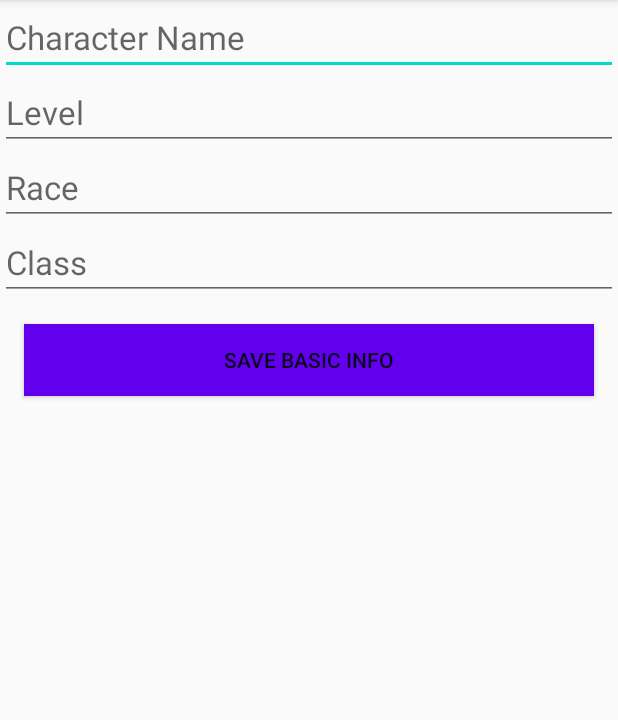
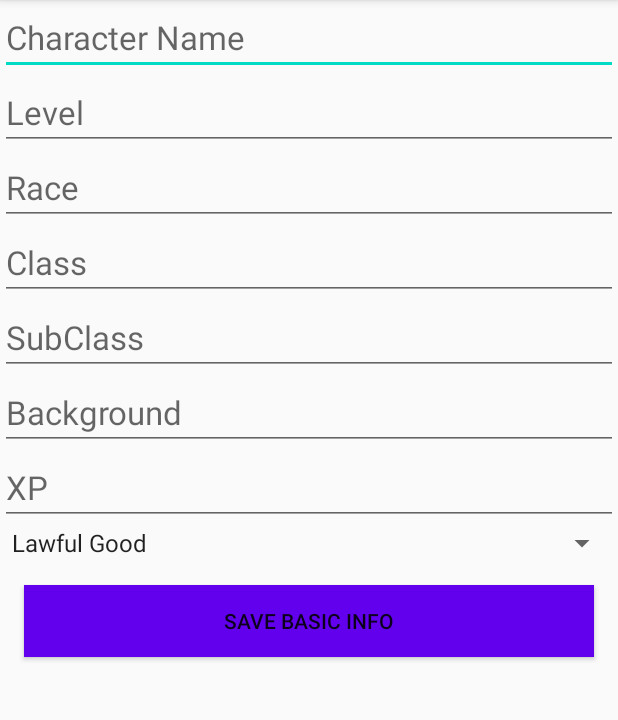
Before and after one commit to austinread/rolladex-android, an Android app: the EditBasicInfoActivity screen opened directly, with no data from a screen before it, on a phone screen of 412 x 824 dp, the part 84-804 px from its top. Run offline under Robolectric (Android 15) with nearby library versions, the phone set to English and light mode, and no system bars.

Commit message:
subclass, background, xp, and alignment fields

```diff
--- a/app/src/main/java/io/github/austinread/rolladex/activities/EditBasicInfoActivity.kt
+++ b/app/src/main/java/io/github/austinread/rolladex/activities/EditBasicInfoActivity.kt
@@ -4,10 +4,7 @@ import android.app.Activity
 import android.content.Intent
 import androidx.appcompat.app.AppCompatActivity
 import android.os.Bundle
-import android.widget.ArrayAdapter
-import android.widget.AutoCompleteTextView
-import android.widget.Button
-import android.widget.EditText
+import android.widget.*
 import io.github.austinread.rolladex.R
 import io.github.austinread.rolladex.entities.CharacterSheet
 import io.github.austinread.rolladex.fragments.BasicInfoFragment
@@ -36,6 +33,17 @@ class EditBasicInfoActivity : AppCompatActivity() {
         autoCompleteCharacterClass.threshold = 1
         autoCompleteCharacterClass.setAdapter(classArrayAdapter)
 
+        val alignmentSpinner = findViewById<Spinner>(R.id.cs_spinner_alignment)
+        val alignmentAdapter = ArrayAdapter.createFromResource(this, R.array.alignment_array, android.R.layout.simple_spinner_item)
+            .also {
+                    adapter -> adapter.setDropDownViewResource(android.R.layout.simple_spinner_dropdown_item)
+                    alignmentSpinner.adapter = adapter
+            }
+
+        val editCharacterSubclass = findViewById<EditText>(R.id.cs_et_characterSubClass)
+        val editCharacterBackground = findViewById<EditText>(R.id.cs_et_characterBackground)
+        val editCharacterXP = findViewById<EditText>(R.id.cs_et_characterXP)
+
         intent.getBundleExtra(BasicInfoFragment.EXTRA_EDIT_CHARACTER_BUNDLE_BI)?.let {
             cs = it.getParcelable<CharacterSheet>(BasicInfoFragment.EXTRA_EDIT_CHARACTER_BI) as CharacterSheet
 
@@ -43,6 +51,10 @@ class EditBasicInfoActivity : AppCompatActivity() {
             editCharacterLevel.setText(cs.Level.toString())
             autoCompleteCharacterRace.setText(cs.Race)
             autoCompleteCharacterClass.setText(cs.CharacterClass)
+            editCharacterSubclass.setText(cs.SubClass)
+            editCharacterBackground.setText(cs.Background)
+            editCharacterXP.setText(cs.XP.toString())
+            alignmentSpinner.setSelection(alignmentAdapter.getPosition(cs.Alignment))
         }
 
         val saveButton = findViewById<Button>(R.id.cs_button_saveBasicInfo)
@@ -52,6 +64,10 @@ class EditBasicInfoActivity : AppCompatActivity() {
             cs.Level = editCharacterLevel.text.toString().toInt()
             cs.Race = autoCompleteCharacterRace.text.toString()
             cs.CharacterClass = autoCompleteCharacterClass.text.toString()
+            cs.SubClass = editCharacterSubclass.text.toString()
+            cs.Background = editCharacterBackground.text.toString()
+            cs.XP = editCharacterXP.text.toString().toInt()
+            cs.Alignment = alignmentSpinner.selectedItem.toString()
 
             val replyIntent = Intent()
 
--- a/app/src/main/java/io/github/austinread/rolladex/entities/CharacterSheet.kt
+++ b/app/src/main/java/io/github/austinread/rolladex/entities/CharacterSheet.kt
@@ -17,6 +17,11 @@ data class CharacterSheet(
     @ColumnInfo(name = "race") var Race: String,
     @ColumnInfo(name = "class") var CharacterClass: String,
 
+    @ColumnInfo(name = "subclass") var SubClass: String = "",
+    @ColumnInfo(name = "background") var Background: String = "",
+    @ColumnInfo(name = "alignment") var Alignment: String = "True Neutral",
+    @ColumnInfo(name = "xp") var XP: Int = 0,
+
     @ColumnInfo(name = "strength") var Strength: Int = 10,
     @ColumnInfo(name = "dexterity") var Dexterity: Int = 10,
     @ColumnInfo(name = "constitution") var Constitution: Int = 10,
--- a/app/src/main/java/io/github/austinread/rolladex/utils/AppDatabase.kt
+++ b/app/src/main/java/io/github/austinread/rolladex/utils/AppDatabase.kt
@@ -7,7 +7,7 @@ import androidx.room.RoomDatabase
 import io.github.austinread.rolladex.daos.CharacterDao
 import io.github.austinread.rolladex.entities.CharacterSheet
 
-@Database(entities = [CharacterSheet::class], version = 5, exportSchema = false)
+@Database(entities = [CharacterSheet::class], version = 6, exportSchema = false)
 abstract class AppDatabase : RoomDatabase() {
     abstract fun characterDao(): CharacterDao
 
--- a/app/src/main/res/layout/activity_edit_basic_info.xml
+++ b/app/src/main/res/layout/activity_edit_basic_info.xml
@@ -38,6 +38,39 @@
         android:textSize="22sp"
         android:importantForAutofill="no"/>
 
+    <EditText
+        android:id="@+id/cs_et_characterSubClass"
+        android:inputType="text"
+        android:hint="@string/subclass"
+        android:layout_width="match_parent"
+        android:layout_height="wrap_content"
+        android:textSize="22sp"
+        android:importantForAutofill="no" />
+
+    <EditText
+        android:id="@+id/cs_et_characterBackground"
+        android:inputType="text"
+        android:hint="@string/background"
+        android:layout_width="match_parent"
+        android:layout_height="wrap_content"
+        android:textSize="22sp"
+        android:importantForAutofill="no" />
+
+    <EditText
+        android:id="@+id/cs_et_characterXP"
+        android:inputType="number"
+        android:hint="@string/xp"
+        android:layout_width="match_parent"
+        android:layout_height="wrap_content"
+        android:textSize="22sp"
+        android:importantForAutofill="no" />
+
+    <Spinner
+        android:id="@+id/cs_spinner_alignment"
+        android:layout_width="match_parent"
+        android:layout_height="wrap_content"
+        android:spinnerMode="dropdown" />
+
     <Button
         android:id="@+id/cs_button_saveBasicInfo"
         android:layout_width="match_parent"
--- a/app/src/main/res/values/strings.xml
+++ b/app/src/main/res/values/strings.xml
@@ -132,7 +132,32 @@
         <item>@string/wizard</item>
     </string-array>
 
+    <string name="lawfulgood">Lawful Good</string>
+    <string name="neutralgood">Neutral Good</string>
+    <string name="chaoticgood">Chaotic Good</string>
+    <string name="lawfulneutral">Lawful Neutral</string>
+    <string name="trueneutral">True Neutral</string>
+    <string name="chaoticneutral">Chaotic Neutral</string>
+    <string name="lawfulevil">Lawful Evil</string>
+    <string name="neutralevil">Neutral Evil</string>
+    <string name="chaoticevil">Chaotic Evil</string>
+
+    <string-array name="alignment_array">
+        <item>@string/lawfulgood</item>
+        <item>@string/neutralgood</item>
+        <item>@string/chaoticgood</item>
+        <item>@string/lawfulneutral</item>
+        <item>@string/trueneutral</item>
+        <item>@string/chaoticneutral</item>
+        <item>@string/lawfulevil</item>
+        <item>@string/neutralevil</item>
+        <item>@string/chaoticevil</item>
+    </string-array>
+
     <string name="cancel">Cancel</string>
     <string name="update">Update</string>
+    <string name="subclass">SubClass</string>
+    <string name="xp">XP</string>
+    <string name="background">Background</string>
 
 </resources>
```
Also changed, not shown: app/src/main/res/layout/fragment_basic_info.xml (+28 -0 lines).
